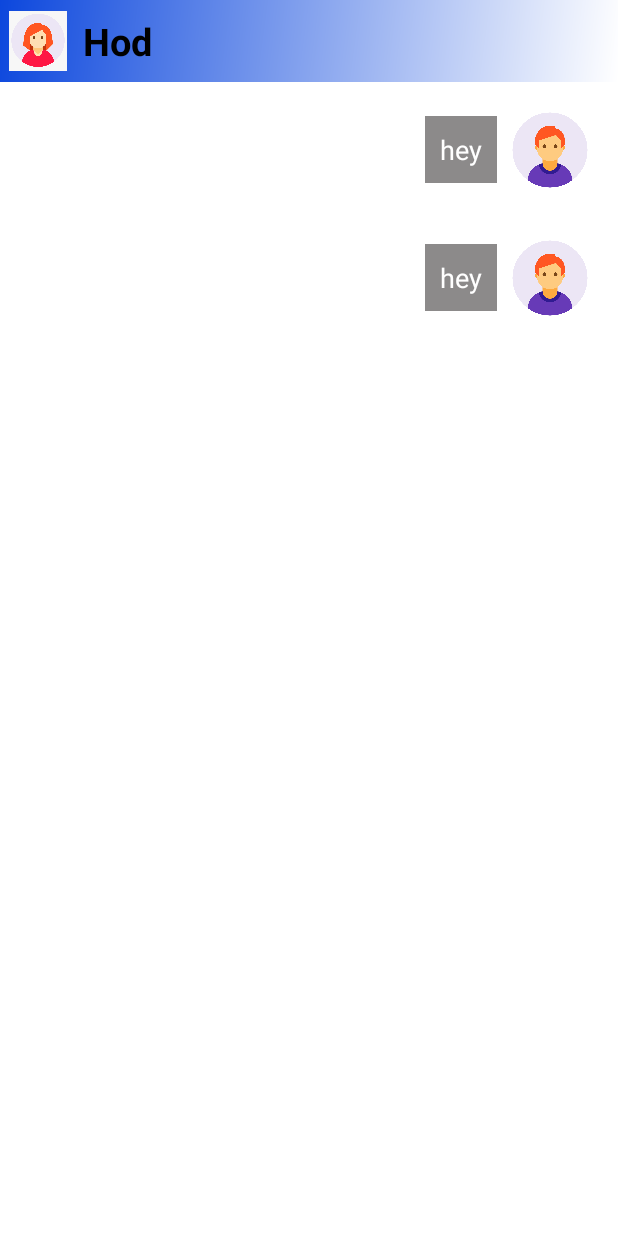
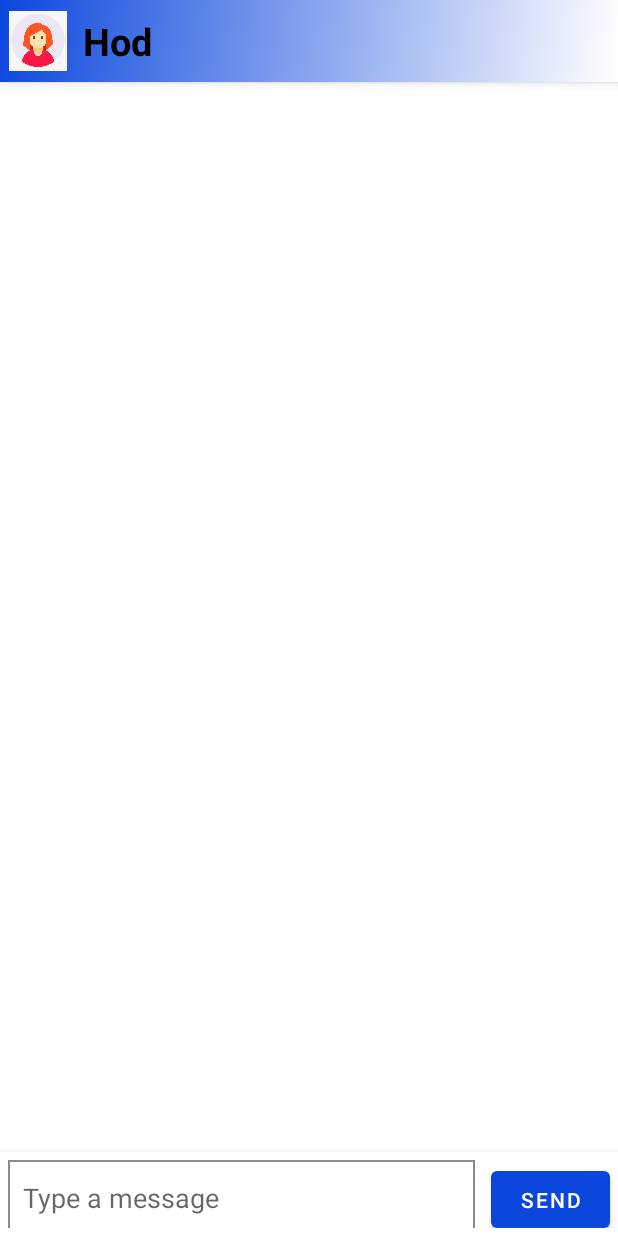
Before and after one commit to hodamarr/ChatApp_Android, an Android app: the Chats screen opened directly, with no data from a screen before it, after a tap on "Hod", on a phone screen of 412 x 824 dp. Run offline under Robolectric (Android 15) with nearby library versions, the phone set to English and light mode, and no system bars; our stand-ins replace Room's generated code; 1 other tap on this screen came first.

Commit message:
fixing in chat ui

```diff
--- a/app/build.gradle
+++ b/app/build.gradle
@@ -43,6 +43,8 @@ dependencies {
     implementation 'androidx.room:room-runtime:2.4.2'
     implementation 'androidx.navigation:navigation-fragment:2.3.5'
     implementation 'androidx.navigation:navigation-ui:2.3.5'
+    implementation 'androidx.lifecycle:lifecycle-livedata-ktx:2.3.1'
+    implementation 'androidx.lifecycle:lifecycle-viewmodel-ktx:2.3.1'
     //implementation 'com.google.firebase:firebase-messaging:23.0.5'
     testImplementation 'junit:junit:4.13.2'
     androidTestImplementation 'androidx.test.ext:junit:1.1.3'
--- a/app/src/main/java/com/example/chatapp/activities/Chat.java
+++ b/app/src/main/java/com/example/chatapp/activities/Chat.java
@@ -1,6 +1,8 @@
 package com.example.chatapp.activities;
 
 import android.os.Bundle;
+import android.widget.Button;
+import android.widget.EditText;
 import android.widget.TextView;
 
 import androidx.appcompat.app.AppCompatActivity;
@@ -46,5 +48,14 @@ public class Chat extends AppCompatActivity {
         vm.get(c.getId()).observe(this, mList -> {
             adapter.setMsgs(mList);
         });
+
+        //send message
+        EditText messageBox = findViewById(R.id.messageBox);
+        Button send = findViewById(R.id.btnSend);
+        send.setOnClickListener(v -> {
+            String textMessage = messageBox.getText().toString();
+            Msg newMsg = new Msg(textMessage, true, c.getId());
+            vm.add(newMsg);
+        });
     }
 }
--- a/app/src/main/java/com/example/chatapp/activities/MainActivity.java
+++ b/app/src/main/java/com/example/chatapp/activities/MainActivity.java
@@ -10,7 +10,6 @@ import androidx.appcompat.app.AppCompatActivity;
 import com.example.chatapp.R;
 import com.example.chatapp.databinding.ActivityMainBinding;
 import com.example.chatapp.objects.LoggedInUsr;
-import com.example.chatapp.webServiceAPI.WebServiceAPI;
 
 
 public class MainActivity extends AppCompatActivity {
@@ -25,8 +24,8 @@ public class MainActivity extends AppCompatActivity {
     protected void onCreate(Bundle savedInstanceState) {
         super.onCreate(savedInstanceState);
         binding = ActivityMainBinding.inflate(getLayoutInflater());
+        setContentView(binding.getRoot());
 
-        setContentView(binding.getRoot());
 
         EditText username = findViewById(R.id.etLoginUsername);
         EditText password = findViewById(R.id.etLoginPassword);
--- a/app/src/main/java/com/example/chatapp/repository/MsgRepository.java
+++ b/app/src/main/java/com/example/chatapp/repository/MsgRepository.java
@@ -28,7 +28,8 @@ public class MsgRepository {
     public class MsgListData extends MutableLiveData<List<Msg>> {
         public MsgListData() {
             super();
-            msgDao.insert(new Msg("hey", true, "Amar"));
+            //msgDao.insert(new Msg("hey", true, "Amar"));
+            msgDao.deleteAll();
             setValue(new LinkedList<>());
         }
 
--- a/app/src/main/java/com/example/chatapp/room/Msg.java
+++ b/app/src/main/java/com/example/chatapp/room/Msg.java
@@ -9,8 +9,7 @@ public class Msg {
     private String content;
 
     //object type? time
-    private String created;
-
+    private String  created;
     private boolean sent;
     private String contactId;
 
@@ -18,13 +17,9 @@ public class Msg {
         this.content = content;
         this.sent = sent;
         this.contactId = contactId;
-    }
+        Long time = System.currentTimeMillis()/1000;
+        this.created = time.toString();
 
-    public Msg(String content, String created, boolean sent, String contactId) {
-        this.content = content;
-        this.created = created;
-        this.sent = sent;
-        this.contactId = contactId;
     }
 
     public Msg() {
@@ -34,7 +29,7 @@ public class Msg {
         return content;
     }
 
-    public String getCreated() {
+    public String  getCreated() {
         return created;
     }
 
@@ -50,7 +45,7 @@ public class Msg {
         this.content = content;
     }
 
-    public void setCreated(String created) {
+    public void setCreated(String  created) {
         this.created = created;
     }
 
--- a/app/src/main/java/com/example/chatapp/viewModels/MsgViewModel.java
+++ b/app/src/main/java/com/example/chatapp/viewModels/MsgViewModel.java
@@ -1,7 +1,6 @@
 package com.example.chatapp.viewModels;
 
 import androidx.lifecycle.LiveData;
-import androidx.lifecycle.MutableLiveData;
 import androidx.lifecycle.ViewModel;
 
 import com.example.chatapp.objects.LoggedInUsr;
@@ -27,8 +26,8 @@ public class MsgViewModel extends ViewModel {
         return msgLiveData;
     }
 
-    public void add(Msg msg, String contactID) {
-        mRepository.addMsgByContactId(contactID, msg);
+    public void add(Msg msg) {
+        mRepository.addMsgByContactId(msg.getContactId(), msg);
     }
 
     public void reload(String contactId) {
--- a/app/src/main/res/layout/activity_chat.xml
+++ b/app/src/main/res/layout/activity_chat.xml
@@ -1,11 +1,16 @@
 <?xml version="1.0" encoding="utf-8"?>
-<LinearLayout xmlns:android="http://schemas.android.com/apk/res/android"
+<androidx.constraintlayout.widget.ConstraintLayout xmlns:android="http://schemas.android.com/apk/res/android"
+    xmlns:app="http://schemas.android.com/apk/res-auto"
+    xmlns:tools="http://schemas.android.com/tools"
+    android:id="@+id/container"
     android:layout_width="match_parent"
-    android:layout_height="match_parent"
-    android:orientation="vertical"
-    xmlns:tools="http://schemas.android.com/tools"
-    xmlns:app="http://schemas.android.com/apk/res-auto">
+    android:layout_height="match_parent">
 
+
+    <com.google.android.material.appbar.AppBarLayout
+        android:layout_width="match_parent"
+        android:layout_height="wrap_content"
+        android:theme="@style/Theme.ChatApp.AppBarOverlay">
 
         <LinearLayout
             android:id="@+id/nameRow"
@@ -37,43 +42,15 @@
 
         </LinearLayout>
 
+    </com.google.android.material.appbar.AppBarLayout>
 
-    <androidx.recyclerview.widget.RecyclerView
-        android:id="@+id/chatRecyclerView"
-        android:layout_width="match_parent"
-        android:layout_height="777dp"
-        android:layout_above="@+id/linearLayout"
-        tools:listitem="@layout/sent_message">
+    <include
+        layout="@layout/content_c"
+        app:layout_constraintBottom_toTopOf="@id/nav_view"
+        app:layout_constraintLeft_toLeftOf="parent"
+        app:layout_constraintRight_toRightOf="parent"
+        app:layout_constraintTop_toTopOf="parent"
+        android:paddingTop="?attr/actionBarSize"
+        />
 
-    </androidx.recyclerview.widget.RecyclerView>
-
-
-    <LinearLayout
-        android:id="@+id/linearLayout"
-        android:layout_width="match_parent"
-        android:layout_height="wrap_content"
-        android:weightSum="100"
-        android:orientation="horizontal"
-        android:layout_marginBottom="5dp"
-        android:layout_alignParentBottom="true">
-
-        <EditText
-            android:id="@+id/messageBox"
-            android:layout_width="wrap_content"
-            android:layout_height="50dp"
-            android:hint="Type a message"
-            android:layout_margin="5dp"
-            android:paddingLeft="10dp"
-            android:background="@drawable/message_box"
-            android:layout_weight="90"/>
-
-        <Button
-            android:id="@+id/btnSend"
-            android:layout_width="60dp"
-            android:layout_height="50dp"
-            android:layout_margin="5dp"
-            android:text="@string/send"
-            android:layout_weight="10"/>
-
-    </LinearLayout>
-</LinearLayout>
+</androidx.constraintlayout.widget.ConstraintLayout>
--- a/app/src/main/res/layout/activity_chats.xml
+++ b/app/src/main/res/layout/activity_chats.xml
@@ -4,7 +4,7 @@
     xmlns:tools="http://schemas.android.com/tools"
     android:layout_width="match_parent"
     android:layout_height="match_parent"
-    tools:context=".a">
+    >
 
     <com.google.android.material.appbar.AppBarLayout
         android:layout_width="match_parent"
@@ -16,6 +16,7 @@
             android:layout_height="wrap_content"
             android:layout_alignParentTop="true"
             >
+
             <LinearLayout
                 android:id="@+id/topBar"
                 android:layout_width="match_parent"
@@ -23,12 +24,14 @@
                 android:background="@drawable/gradient_background"
                 android:orientation="horizontal"
                 android:weightSum="100">
+
                 <ImageView
                     android:layout_width="40dp"
                     android:layout_height="40dp"
                     android:layout_gravity="center"
                     android:layout_marginStart="5dp"
                     android:src="@drawable/user" />
+
                 <TextView
                     android:id="@+id/user_name"
                     android:layout_width="wrap_content"
@@ -38,7 +41,9 @@
                     android:textSize="25sp"
                     android:textStyle="bold"
                     tools:text="Ofek Avergil" />
+
             </LinearLayout>
+
             <Button
                 android:id="@+id/settings_btn"
                 android:layout_width="wrap_content"
--- /dev/null
+++ b/app/src/main/res/layout/content_b.xml
@@ -0,0 +1,21 @@
+<?xml version="1.0" encoding="utf-8"?>
+<androidx.constraintlayout.widget.ConstraintLayout xmlns:android="http://schemas.android.com/apk/res/android"
+    xmlns:app="http://schemas.android.com/apk/res-auto"
+    android:layout_width="match_parent"
+    android:layout_height="match_parent"
+    xmlns:tools="http://schemas.android.com/tools"
+
+    app:layout_behavior="@string/appbar_scrolling_view_behavior">
+
+    <androidx.recyclerview.widget.RecyclerView
+        android:id="@+id/chatRecyclerView"
+        android:layout_width="match_parent"
+        android:layout_height="wrap_content"
+        app:layout_constraintBottom_toBottomOf="parent"
+        app:layout_constraintEnd_toEndOf="parent"
+        app:layout_constraintStart_toStartOf="parent"
+        app:layout_constraintTop_toTopOf="parent"
+        tools:listitem="@layout/sent_message">
+
+    </androidx.recyclerview.widget.RecyclerView>
+</androidx.constraintlayout.widget.ConstraintLayout>
--- /dev/null
+++ b/app/src/main/res/layout/content_c.xml
@@ -0,0 +1,61 @@
+<?xml version="1.0" encoding="utf-8"?>
+<androidx.constraintlayout.widget.ConstraintLayout xmlns:android="http://schemas.android.com/apk/res/android"
+    xmlns:app="http://schemas.android.com/apk/res-auto"
+    android:id="@+id/container"
+    android:layout_width="match_parent"
+    android:layout_height="match_parent"
+    android:paddingTop="?attr/actionBarSize">
+
+    <com.google.android.material.bottomnavigation.BottomNavigationView
+        android:id="@+id/nav_view"
+        android:layout_width="0dp"
+        android:layout_height="wrap_content"
+        android:layout_marginStart="0dp"
+        android:layout_marginEnd="0dp"
+        app:layout_constraintBottom_toBottomOf="parent"
+        app:layout_constraintLeft_toLeftOf="parent"
+        app:layout_constraintRight_toRightOf="parent"
+        >
+            <LinearLayout
+                android:id="@+id/linearLayout"
+                android:layout_width="match_parent"
+                android:layout_height="wrap_content"
+                android:weightSum="100"
+                android:orientation="horizontal"
+                android:layout_marginBottom="5dp"
+                android:layout_alignParentBottom="true">
+
+                <EditText
+                    android:id="@+id/messageBox"
+                    android:layout_width="wrap_content"
+                    android:layout_height="50dp"
+                    android:hint="Type a message"
+                    android:layout_margin="5dp"
+                    android:paddingLeft="10dp"
+                    android:background="@drawable/message_box"
+                    android:layout_weight="90"/>
+
+                <Button
+                    android:id="@+id/btnSend"
+                    android:layout_width="60dp"
+                    android:layout_height="50dp"
+                    android:layout_margin="5dp"
+                    android:text="@string/send"
+                    android:layout_weight="10"/>
+
+            </LinearLayout>
+    </com.google.android.material.bottomnavigation.BottomNavigationView>
+
+    <include layout="@layout/content_b"
+        android:id="@+id/nav_host_fragment_activity_bbbbb"
+        android:name="androidx.navigation.fragment.NavHostFragment"
+        android:layout_width="match_parent"
+        android:layout_height="match_parent"
+        app:defaultNavHost="true"
+        app:layout_constraintBottom_toTopOf="@id/nav_view"
+        app:layout_constraintLeft_toLeftOf="parent"
+        app:layout_constraintRight_toRightOf="parent"
+        app:layout_constraintTop_toTopOf="parent"
+        app:navGraph="@navigation/mobile_navigation" />
+
+</androidx.constraintlayout.widget.ConstraintLayout>
--- a/app/src/main/res/values/strings.xml
+++ b/app/src/main/res/values/strings.xml
@@ -17,4 +17,8 @@
     <string name="already_have_account">Already have an account?</string>
     <string name="BaseUrl">http://10.0.2.2:7149/api/</string>
     <string name="settings">settings</string>
+    <string name="title_activity_bbbbb">bbbbb</string>
+    <string name="title_home">Home</string>
+    <string name="title_dashboard">Dashboard</string>
+    <string name="title_notifications">Notifications</string>
 </resources>
```
Lines whose indentation alone changed are shown as unchanged.
